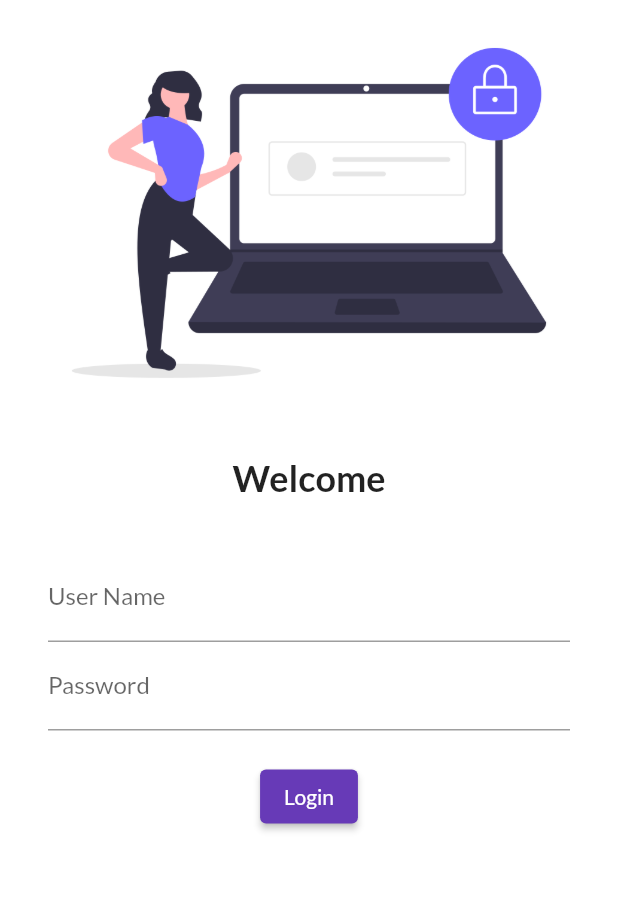
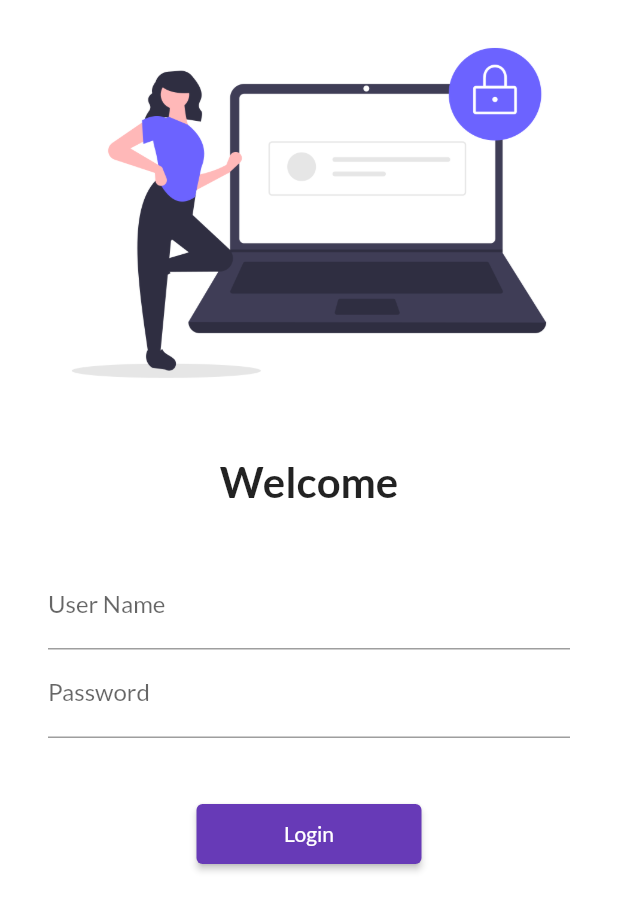
Before and after one commit to AkshayRanaGJ/flutterCatalog, a Flutter app: the screen it shows after launch, on a phone screen of 412 x 824 dp. Shown: the top 911 px of the screen. Run offline on Flutter 3.47's test engine with Material 2 defaults, Android fonts, the phone set to English and light mode, and no system bars; our stand-ins replace google_fonts.

Commit message:
Day05 completed

```diff
--- a/lib/main.dart
+++ b/lib/main.dart
@@ -1,6 +1,7 @@
 import 'package:flutter/material.dart';
 import 'package:flutter_catelog/pages/home_page.dart';
 import 'package:flutter_catelog/pages/login_page.dart';
+import 'package:flutter_catelog/utils/routes.dart';
 import 'package:google_fonts/google_fonts.dart';
 
 void main() {
@@ -16,12 +17,13 @@ class MyApp extends StatelessWidget {
       theme: ThemeData(
           primarySwatch: Colors.deepPurple,
           fontFamily: GoogleFonts.lato().fontFamily),
+      //debugShowCheckedModeBanner: false,
       darkTheme: ThemeData.dark(),
       initialRoute: "/",
       routes: {
         "/": (context) => LoginPage(),
-        "/home": (context) => HomePage(),
-        "/login": (context) => LoginPage(),
+        MyRoutes.homeRoute: (context) => HomePage(),
+        MyRoutes.loginRoute: (context) => LoginPage(),
       },
     );
   }
--- a/lib/pages/login_page.dart
+++ b/lib/pages/login_page.dart
@@ -1,10 +1,12 @@
 import 'package:flutter/material.dart';
+import 'package:flutter_catelog/utils/routes.dart';
 
 class LoginPage extends StatelessWidget {
   @override
   Widget build(BuildContext context) {
     return Material(
       color: Colors.white,
+      child: SingleChildScrollView(
         child: Column(
           children: [
             Image.asset(
@@ -16,7 +18,7 @@ class LoginPage extends StatelessWidget {
             ),
             Text(
               "Welcome",
-            style: TextStyle(fontSize: 24, fontWeight: FontWeight.bold),
+              style: TextStyle(fontSize: 28, fontWeight: FontWeight.bold),
             ),
             SizedBox(
               height: 20,
@@ -35,20 +37,21 @@ class LoginPage extends StatelessWidget {
                     obscureText: true,
                   ),
                   SizedBox(
-                  height: 20,
+                    height: 40,
                   ),
                   ElevatedButton(
                     onPressed: () {
-                    print("Hi Akshay");
+                      Navigator.pushNamed(context, MyRoutes.homeRoute);
                     },
                     child: Text("Login"),
-                  style: TextButton.styleFrom(),
+                    style: TextButton.styleFrom(minimumSize: Size(150, 40)),
                   ),
                 ],
               ),
             ),
           ],
         ),
+      ),
     );
   }
 }
--- /dev/null
+++ b/lib/utils/routes.dart
@@ -0,0 +1,4 @@
+class MyRoutes {
+  static String loginRoute = "/login";
+  static String homeRoute = "/home";
+}
```
Lines whose indentation alone changed are shown as unchanged.
